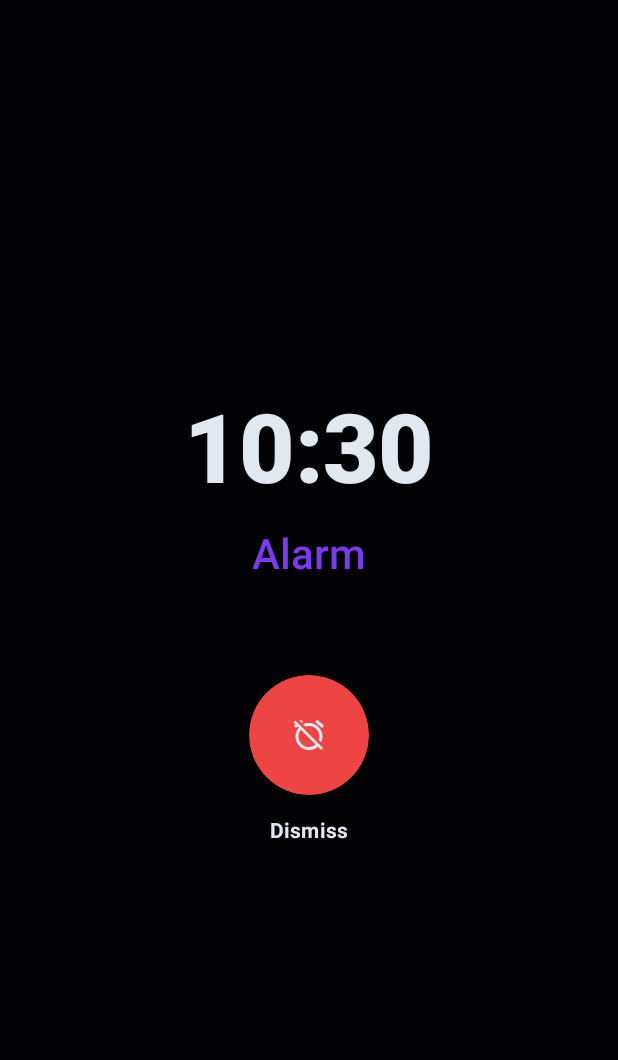
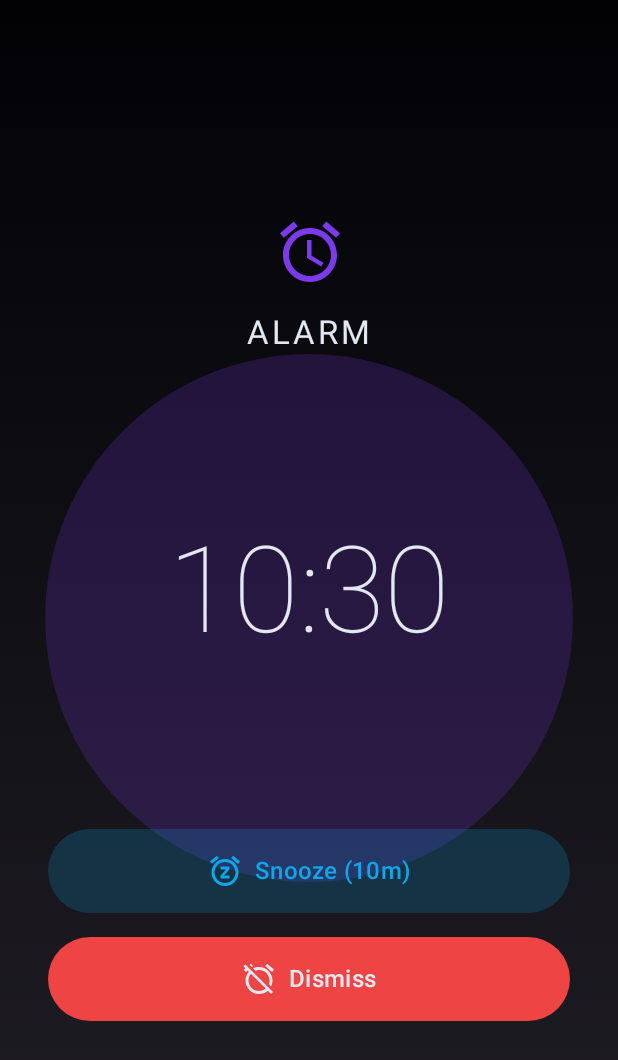
Before and after one commit to suvojeet-sengupta/clock, an Android app built with Jetpack Compose: the AlarmActivity screen opened directly, with no data from a screen before it, on a phone screen of 412 x 824 dp. Shown: the top 1060 px of the screen. Run offline under Robolectric (Android 15) with nearby library versions, the phone set to English and light mode, and no system bars; 1 statement that could not run was skipped.

Commit message:
Feat: Overhaul Alarm UI with Snooze and better Dismiss logic

```diff
--- a/app/src/main/java/com/suvojeet/clock/data/alarm/AlarmReceiver.kt
+++ b/app/src/main/java/com/suvojeet/clock/data/alarm/AlarmReceiver.kt
@@ -57,11 +57,12 @@ class AlarmReceiver : BroadcastReceiver() {
                 .setContentText(message)
                 .setPriority(NotificationCompat.PRIORITY_MAX)
                 .setCategory(NotificationCompat.CATEGORY_ALARM)
-                .setAutoCancel(true)
+                .setAutoCancel(false) // Don't auto cancel, wait for user action
+                .setOngoing(true)     // Persistent until dismissed
                 .setFullScreenIntent(fullScreenPendingIntent, true)
                 .build()
 
-            notificationManager.notify(System.currentTimeMillis().toInt(), notification)
+            notificationManager.notify(999, notification)
 
             // Force start activity if we have the overlay permission, regardless of version
             // This is critical for Android 10+ (Q) and especially Android 14/15
--- a/app/src/main/java/com/suvojeet/clock/ui/alarm/AlarmActivity.kt
+++ b/app/src/main/java/com/suvojeet/clock/ui/alarm/AlarmActivity.kt
@@ -1,7 +1,11 @@
 package com.suvojeet.clock.ui.alarm
 
+import android.app.AlarmManager
 import android.app.KeyguardManager
+import android.app.NotificationManager
+import android.app.PendingIntent
 import android.content.Context
+import android.content.Intent
 import android.media.Ringtone
 import android.media.RingtoneManager
 import android.os.Build
@@ -10,20 +14,31 @@ import android.os.VibrationEffect
 import android.os.Vibrator
 import android.os.VibratorManager
 import android.view.WindowManager
+import android.widget.Toast
 import androidx.activity.ComponentActivity
 import androidx.activity.compose.setContent
+import androidx.compose.animation.core.*
 import androidx.compose.foundation.background
 import androidx.compose.foundation.layout.*
 import androidx.compose.foundation.shape.CircleShape
+import androidx.compose.foundation.shape.RoundedCornerShape
 import androidx.compose.material.icons.Icons
+import androidx.compose.material.icons.filled.Alarm
 import androidx.compose.material.icons.filled.AlarmOff
+import androidx.compose.material.icons.filled.Snooze
 import androidx.compose.material3.*
 import androidx.compose.runtime.*
 import androidx.compose.ui.Alignment
 import androidx.compose.ui.Modifier
 import androidx.compose.ui.draw.clip
+import androidx.compose.ui.draw.scale
+import androidx.compose.ui.graphics.Brush
 import androidx.compose.ui.graphics.Color
+import androidx.compose.ui.platform.LocalContext
+import androidx.compose.ui.text.font.FontWeight
 import androidx.compose.ui.unit.dp
+import androidx.compose.ui.unit.sp
+import com.suvojeet.clock.data.alarm.AlarmReceiver
 import com.suvojeet.clock.ui.theme.CosmicTheme
 import java.time.LocalTime
 import java.time.format.DateTimeFormatter
@@ -31,6 +46,7 @@ import java.time.format.DateTimeFormatter
 class AlarmActivity : ComponentActivity() {
     private var ringtone: Ringtone? = null
     private var vibrator: Vibrator? = null
+    private val NOTIFICATION_ID = 999
 
     override fun onCreate(savedInstanceState: Bundle?) {
         super.onCreate(savedInstanceState)
@@ -45,8 +61,10 @@ class AlarmActivity : ComponentActivity() {
                 AlarmTriggerScreen(
                     label = label,
                     onDismiss = {
-                        stopRinging()
-                        finish()
+                        dismissAlarm()
+                    },
+                    onSnooze = {
+                        snoozeAlarm(label)
                     }
                 )
             }
@@ -97,6 +115,41 @@ class AlarmActivity : ComponentActivity() {
         vibrator?.cancel()
     }
 
+    private fun cancelNotification() {
+        val notificationManager = getSystemService(Context.NOTIFICATION_SERVICE) as NotificationManager
+        notificationManager.cancel(NOTIFICATION_ID)
+    }
+
+    private fun dismissAlarm() {
+        stopRinging()
+        cancelNotification()
+        finish()
+    }
+
+    private fun snoozeAlarm(label: String) {
+        stopRinging()
+        cancelNotification()
+
+        val alarmManager = getSystemService(Context.ALARM_SERVICE) as AlarmManager
+        val intent = Intent(this, AlarmReceiver::class.java).apply {
+            putExtra("EXTRA_MESSAGE", label)
+        }
+        val pendingIntent = PendingIntent.getBroadcast(
+            this,
+            0, // Using 0 for snooze, distinct from main alarms if possible
+            intent,
+            PendingIntent.FLAG_UPDATE_CURRENT or PendingIntent.FLAG_IMMUTABLE
+        )
+
+        val snoozeTime = System.currentTimeMillis() + 10 * 60 * 1000 // 10 Minutes
+
+        val clockInfo = AlarmManager.AlarmClockInfo(snoozeTime, pendingIntent)
+        alarmManager.setAlarmClock(clockInfo, pendingIntent)
+
+        Toast.makeText(this, "Snoozed for 10 minutes", Toast.LENGTH_SHORT).show()
+        finish()
+    }
+
     override fun onDestroy() {
         super.onDestroy()
         stopRinging()
@@ -106,7 +159,8 @@ class AlarmActivity : ComponentActivity() {
 @Composable
 fun AlarmTriggerScreen(
     label: String,
-    onDismiss: () -> Unit
+    onDismiss: () -> Unit,
+    onSnooze: () -> Unit
 ) {
     var currentTime by remember { mutableStateOf(LocalTime.now()) }
 
@@ -117,47 +171,107 @@ fun AlarmTriggerScreen(
         }
     }
 
-    Column(
+    val infiniteTransition = rememberInfiniteTransition(label = "Pulsing")
+    val pulseScale by infiniteTransition.animateFloat(
+        initialValue = 1f,
+        targetValue = 1.2f,
+        animationSpec = infiniteRepeatable(
+            animation = tween(1000),
+            repeatMode = RepeatMode.Reverse
+        ), label = "Scale"
+    )
+
+    Box(
         modifier = Modifier
             .fillMaxSize()
-            .background(MaterialTheme.colorScheme.background),
-        horizontalAlignment = Alignment.CenterHorizontally,
-        verticalArrangement = Arrangement.Center
+            .background(
+                Brush.verticalGradient(
+                    colors = listOf(
+                        MaterialTheme.colorScheme.background,
+                        MaterialTheme.colorScheme.surfaceContainer
+                    )
+                )
+            ),
+        contentAlignment = Alignment.Center
     ) {
-        Text(
-            text = currentTime.format(DateTimeFormatter.ofPattern("HH:mm")),
-            style = MaterialTheme.typography.displayLarge,
-            color = MaterialTheme.colorScheme.onBackground
+        // Background pulsing circle
+        Box(
+            modifier = Modifier
+                .size(300.dp)
+                .scale(pulseScale)
+                .clip(CircleShape)
+                .background(MaterialTheme.colorScheme.primaryContainer.copy(alpha = 0.2f))
         )
 
-        Spacer(modifier = Modifier.height(16.dp))
+        Column(
+            horizontalAlignment = Alignment.CenterHorizontally,
+            verticalArrangement = Arrangement.SpaceEvenly,
+            modifier = Modifier
+                .fillMaxSize()
+                .padding(32.dp)
+        ) {
+            Column(horizontalAlignment = Alignment.CenterHorizontally) {
+                Icon(
+                    imageVector = Icons.Default.Alarm,
+                    contentDescription = null,
+                    modifier = Modifier.size(48.dp),
+                    tint = MaterialTheme.colorScheme.primary
+                )
+                Spacer(modifier = Modifier.height(16.dp))
+                Text(
+                    text = label.uppercase(),
+                    style = MaterialTheme.typography.titleLarge,
+                    letterSpacing = 2.sp,
+                    color = MaterialTheme.colorScheme.onSurfaceVariant
+                )
+            }
 
-        Text(
-            text = label,
-            style = MaterialTheme.typography.headlineMedium,
-            color = MaterialTheme.colorScheme.primary
-        )
+            Text(
+                text = currentTime.format(DateTimeFormatter.ofPattern("HH:mm")),
+                style = MaterialTheme.typography.displayLarge.copy(
+                    fontSize = 80.sp,
+                    fontWeight = FontWeight.Thin
+                ),
+                color = MaterialTheme.colorScheme.onBackground
+            )
 
-        Spacer(modifier = Modifier.height(64.dp))
+            Column(
+                modifier = Modifier.fillMaxWidth(),
+                verticalArrangement = Arrangement.spacedBy(16.dp),
+                horizontalAlignment = Alignment.CenterHorizontally
+            ) {
+                Button(
+                    onClick = onSnooze,
+                    modifier = Modifier
+                        .fillMaxWidth()
+                        .height(56.dp),
+                    colors = ButtonDefaults.buttonColors(
+                        containerColor = MaterialTheme.colorScheme.secondaryContainer,
+                        contentColor = MaterialTheme.colorScheme.onSecondaryContainer
+                    ),
+                    shape = RoundedCornerShape(28.dp)
+                ) {
+                    Icon(Icons.Default.Snooze, contentDescription = null)
+                    Spacer(modifier = Modifier.width(8.dp))
+                    Text("Snooze (10m)", style = MaterialTheme.typography.titleMedium)
+                }
 
-        Button(
-            onClick = onDismiss,
-            modifier = Modifier
-                .size(80.dp)
-                .clip(CircleShape),
-            colors = ButtonDefaults.buttonColors(containerColor = MaterialTheme.colorScheme.error)
-        ) {
-            Icon(
-                imageVector = Icons.Default.AlarmOff,
-                contentDescription = "Dismiss",
-                tint = MaterialTheme.colorScheme.onError
-            )
+                Button(
+                    onClick = onDismiss,
+                    modifier = Modifier
+                        .fillMaxWidth()
+                        .height(56.dp),
+                    colors = ButtonDefaults.buttonColors(
+                        containerColor = MaterialTheme.colorScheme.error,
+                        contentColor = MaterialTheme.colorScheme.onError
+                    ),
+                    shape = RoundedCornerShape(28.dp)
+                ) {
+                    Icon(Icons.Default.AlarmOff, contentDescription = null)
+                    Spacer(modifier = Modifier.width(8.dp))
+                    Text("Dismiss", style = MaterialTheme.typography.titleMedium)
+                }
+            }
         }
-        Spacer(modifier = Modifier.height(16.dp))
-        Text(
-            text = "Dismiss",
-            style = MaterialTheme.typography.labelLarge,
-            color = MaterialTheme.colorScheme.onBackground
-        )
     }
 }
```
